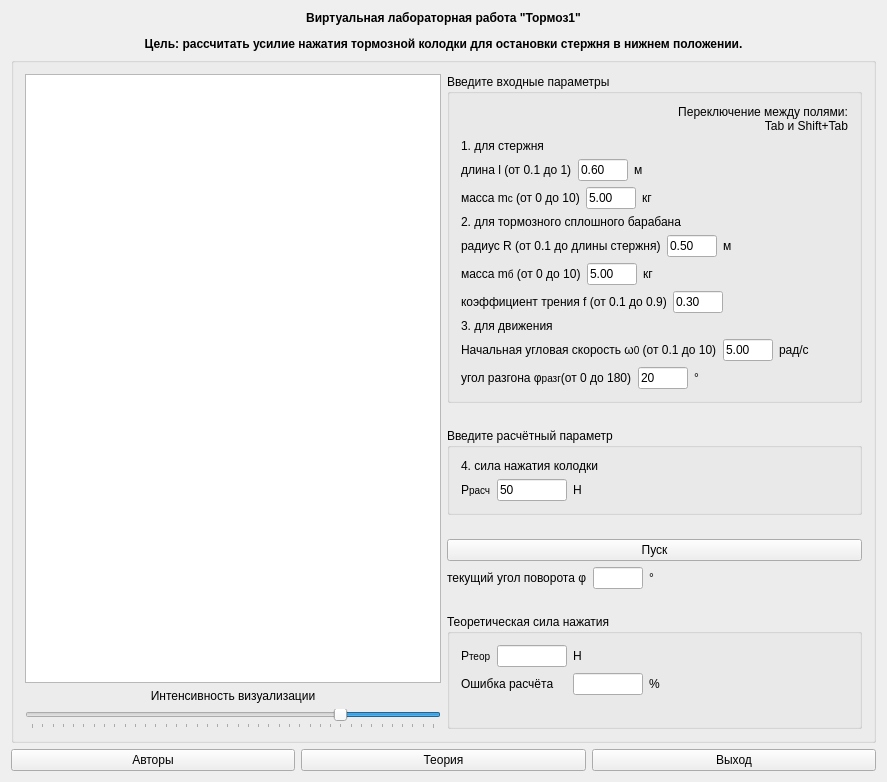
Old version of the form mainwindow.ui in the repository mmaulwurff/mech-brake1.
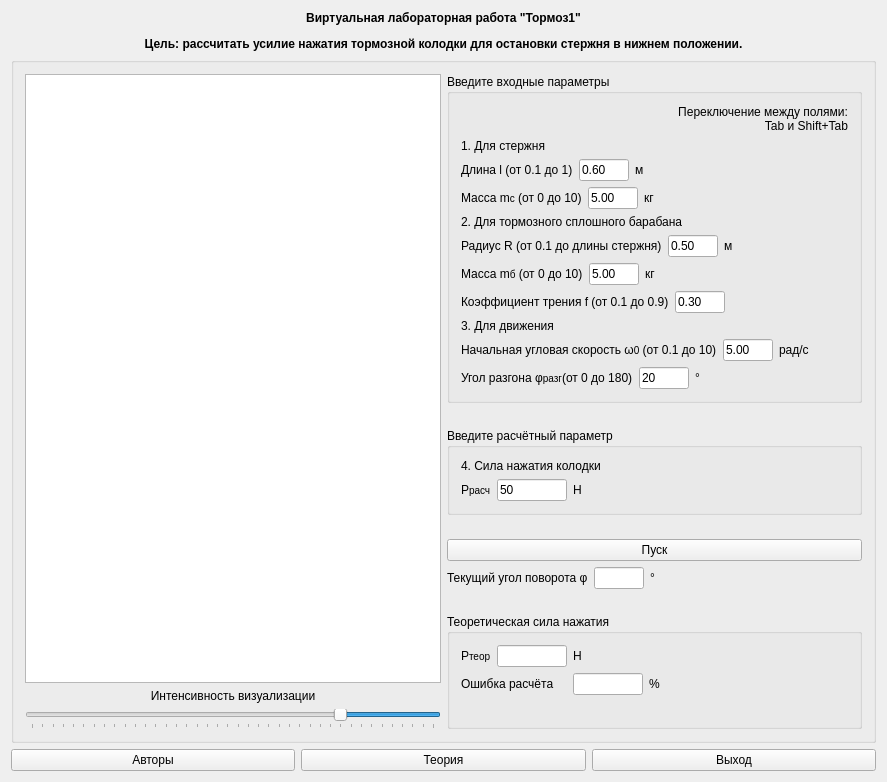
New version of the form. Icons and pictures are not drawn.

Commit message: capital letters

Patch:
```diff
--- a/mainwindow.ui
+++ b/mainwindow.ui
@@ -141,7 +141,7 @@
             <item>
              <widget class="QLabel" name="label_3">
               <property name="text">
-               <string>1. для стержня</string>
+               <string>1. Для стержня</string>
               </property>
              </widget>
             </item>
@@ -153,7 +153,7 @@
                  <string/>
                 </property>
                 <property name="text">
-                 <string>длина l (от 0.1 до 1)</string>
+                 <string>Длина l (от 0.1 до 1)</string>
                 </property>
                </widget>
               </item>
@@ -233,7 +233,7 @@
                  </sizepolicy>
                 </property>
                 <property name="text">
-                 <string>&lt;html&gt;&lt;head/&gt;&lt;body&gt;&lt;p&gt;масса m&lt;span style=&quot; font-size:small;&quot;&gt;c&lt;/span&gt; (от 0 до 10)&lt;/p&gt;&lt;/body&gt;&lt;/html&gt;</string>
+                 <string>&lt;html&gt;&lt;head/&gt;&lt;body&gt;&lt;p&gt;Масса m&lt;span style=&quot; font-size:small;&quot;&gt;c&lt;/span&gt; (от 0 до 10)&lt;/p&gt;&lt;/body&gt;&lt;/html&gt;</string>
                 </property>
                </widget>
               </item>
@@ -290,7 +290,7 @@
             <item>
              <widget class="QLabel" name="label_4">
               <property name="text">
-               <string>2. для тормозного сплошного барабана</string>
+               <string>2. Для тормозного сплошного барабана</string>
               </property>
              </widget>
             </item>
@@ -302,7 +302,7 @@
                  <string/>
                 </property>
                 <property name="text">
-                 <string>радиус R (от 0.1 до длины стержня)</string>
+                 <string>Радиус R (от 0.1 до длины стержня)</string>
                 </property>
                </widget>
               </item>
@@ -358,7 +358,7 @@
               <item>
                <widget class="QLabel" name="label_6">
                 <property name="text">
-                 <string>&lt;html&gt;&lt;head/&gt;&lt;body&gt;&lt;p&gt;масса m&lt;span style=&quot; font-size:small;&quot;&gt;б&lt;/span&gt; (от 0 до 10)&lt;/p&gt;&lt;/body&gt;&lt;/html&gt;</string>
+                 <string>&lt;html&gt;&lt;head/&gt;&lt;body&gt;&lt;p&gt;Масса m&lt;span style=&quot; font-size:small;&quot;&gt;б&lt;/span&gt; (от 0 до 10)&lt;/p&gt;&lt;/body&gt;&lt;/html&gt;</string>
                 </property>
                </widget>
               </item>
@@ -414,7 +414,7 @@
               <item>
                <widget class="QLabel" name="label_7">
                 <property name="text">
-                 <string>коэффициент трения f (от 0.1 до 0.9)</string>
+                 <string>Коэффициент трения f (от 0.1 до 0.9)</string>
                 </property>
                </widget>
               </item>
@@ -461,7 +461,7 @@
             <item>
              <widget class="QLabel" name="label_8">
               <property name="text">
-               <string>3. для движения</string>
+               <string>3. Для движения</string>
               </property>
              </widget>
             </item>
@@ -513,7 +513,7 @@
               <item>
                <widget class="QLabel" name="label_10">
                 <property name="text">
-                 <string>&lt;html&gt;&lt;head/&gt;&lt;body&gt;&lt;p&gt;угол разгона φ&lt;span style=&quot; font-size:small;&quot;&gt;разг&lt;/span&gt;(от 0 до 180)&lt;/p&gt;&lt;/body&gt;&lt;/html&gt;</string>
+                 <string>&lt;html&gt;&lt;head/&gt;&lt;body&gt;&lt;p&gt;Угол разгона φ&lt;span style=&quot; font-size:small;&quot;&gt;разг&lt;/span&gt;(от 0 до 180)&lt;/p&gt;&lt;/body&gt;&lt;/html&gt;</string>
                 </property>
                </widget>
               </item>
@@ -589,7 +589,7 @@
             <item>
              <widget class="QLabel" name="label_11">
               <property name="text">
-               <string>4. сила нажатия колодки</string>
+               <string>4. Сила нажатия колодки</string>
               </property>
              </widget>
             </item>
@@ -683,7 +683,7 @@
            <item>
             <widget class="QLabel" name="label_13">
              <property name="text">
-              <string>текущий угол поворота φ</string>
+              <string>Текущий угол поворота φ</string>
              </property>
             </widget>
            </item>
```
